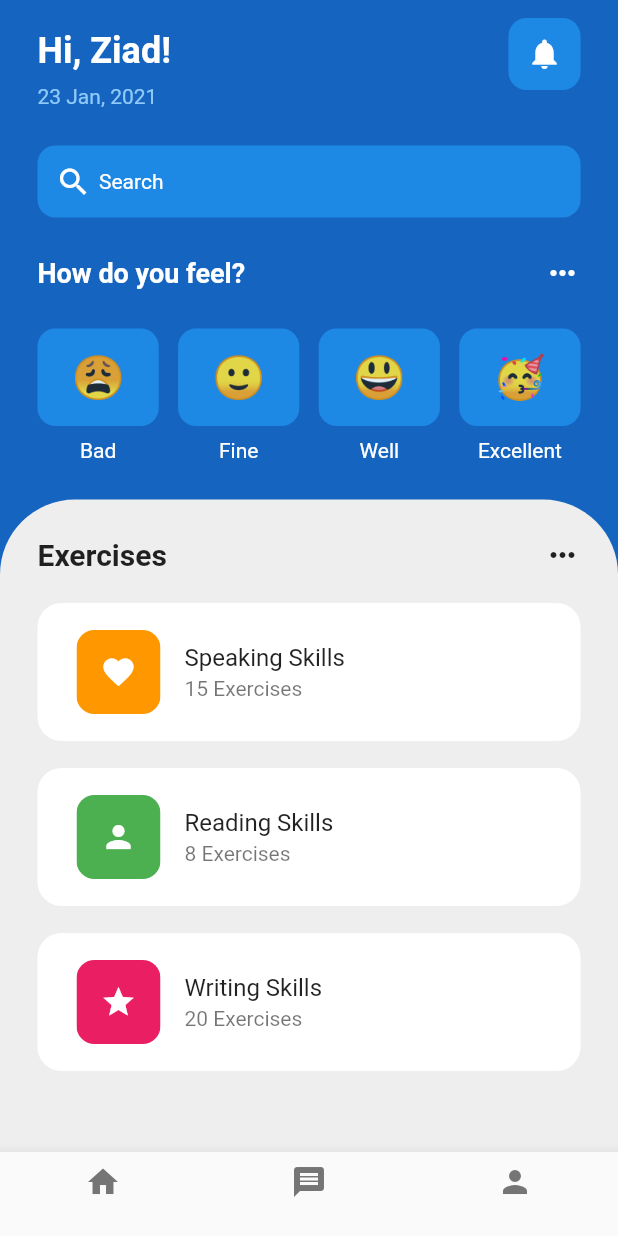
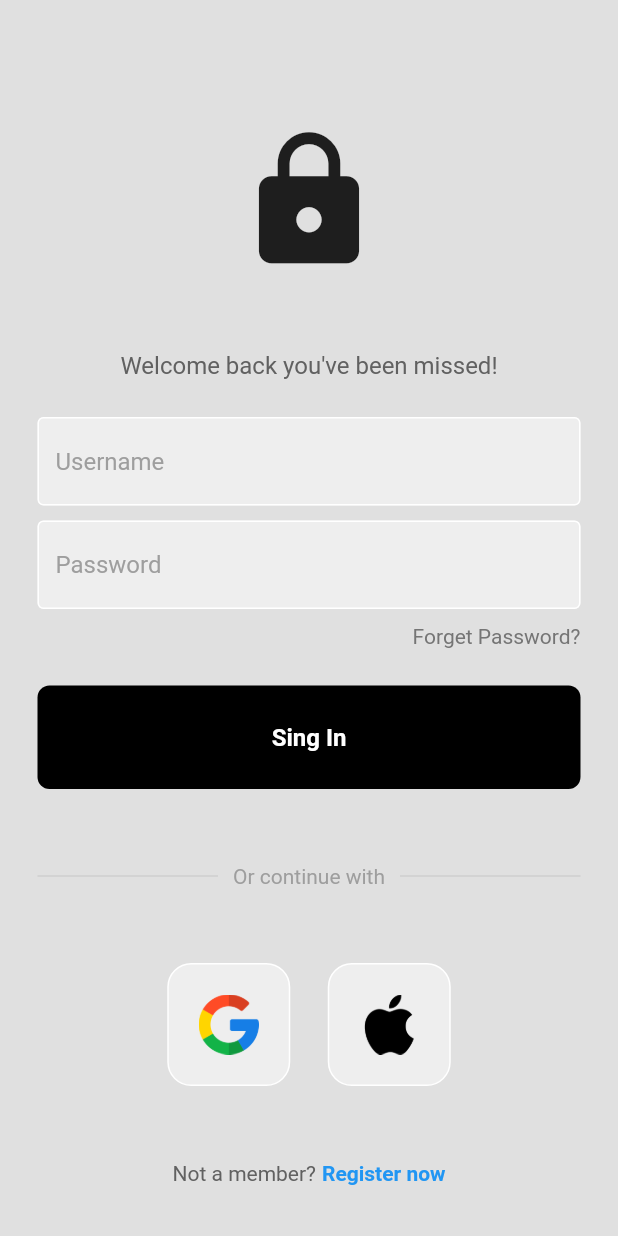
Before and after one commit to losziad/flutter_ui, a Flutter app: the screen it shows after launch, on a phone screen of 412 x 824 dp. Run offline on Flutter 3.47's test engine with Material 2 defaults, Android fonts, the phone set to English and light mode, and no system bars; our stand-ins replace confetti.

Commit message:
Finish from Login Page UI

```diff
--- /dev/null
+++ b/lib/UI/login_page/components/button.dart
@@ -0,0 +1,32 @@
+import 'package:flutter/material.dart';
+
+class MyButton extends StatelessWidget {
+
+  const MyButton({Key? key, required this.onTap}) : super(key: key);
+
+  final Function()? onTap;
+  @override
+  Widget build(BuildContext context) {
+    return GestureDetector(
+      onTap: onTap,
+      child: Container(
+        padding: EdgeInsets.all(25.0),
+        margin: EdgeInsets.symmetric(horizontal: 25.0),
+        decoration: BoxDecoration(
+          color: Colors.black,
+          borderRadius: BorderRadius.circular(8.0),
+        ),
+        child: Center(
+          child: Text(
+            'Sing In',
+            style: TextStyle(
+              color: Colors.white,
+              fontWeight: FontWeight.bold,
+              fontSize: 16.0,
+            ),
+          ),
+        ),
+      ),
+    );
+  }
+}
--- /dev/null
+++ b/lib/UI/login_page/components/square_tile.dart
@@ -0,0 +1,23 @@
+ import 'package:flutter/material.dart';
+
+class SquareTile extends StatelessWidget {
+    SquareTile({Key? key, required this.imagePath}) : super(key: key);
+   final String imagePath;
+   @override
+   Widget build(BuildContext context) {
+     return Container(
+       padding: EdgeInsets.all(20.0),
+       decoration: BoxDecoration(
+         border: Border.all(
+           color: Colors.white,
+         ),
+         borderRadius: BorderRadius.circular(16.0),
+         color: Colors.grey[200],
+       ),
+        child: Image.asset(
+          imagePath,
+          height: 40.0,
+        ),
+     );
+   }
+ }
--- /dev/null
+++ b/lib/UI/login_page/components/text_field.dart
@@ -0,0 +1,37 @@
+import 'package:flutter/material.dart';
+
+class MyTextField extends StatelessWidget {
+   MyTextField({Key? key, required this.controller, required this.hintText, required this.obscureText}) : super(key: key);
+   final controller;
+   final String hintText;
+   final bool obscureText;
+
+  @override
+  Widget build(BuildContext context) {
+    return    Padding(
+      padding: const EdgeInsets.symmetric(horizontal: 25.0),
+      child: TextField(
+        controller: controller,
+        obscureText: obscureText,
+        decoration: InputDecoration(
+          enabledBorder: OutlineInputBorder(
+            borderSide: BorderSide(
+              color: Colors.white,
+            ),
+          ),
+          focusedBorder: OutlineInputBorder(
+            borderSide: BorderSide(
+              color: Colors.grey.shade400,
+            ),
+          ),
+          fillColor: Colors.grey.shade200,
+          filled: true,
+          hintText: hintText,
+          hintStyle: TextStyle(
+            color: Colors.grey[500],
+          )
+        ),
+      ),
+    );
+  }
+}
--- /dev/null
+++ b/lib/UI/login_page/login_page.dart
@@ -0,0 +1,165 @@
+import 'package:flutter/material.dart';
+import 'package:flutter_ui/UI/login_page/components/button.dart';
+import 'package:flutter_ui/UI/login_page/components/square_tile.dart';
+import 'package:flutter_ui/UI/login_page/components/text_field.dart';
+
+class LoginPage extends StatelessWidget {
+
+   LoginPage({Key? key}) : super(key: key);
+
+
+   final userController = TextEditingController();
+   final passwordController = TextEditingController();
+
+   void singUserIn(){}
+  @override
+  Widget build(BuildContext context) {
+    return Scaffold(
+      backgroundColor: Colors.grey[300],
+      body: SafeArea(
+        child: Center(
+          child: SingleChildScrollView(
+            physics: BouncingScrollPhysics(),
+            child: Column(
+              mainAxisAlignment: MainAxisAlignment.center,
+              children: [
+                SizedBox(
+                  height: 50.0,
+                ),
+                //logo
+                Icon(
+                  Icons.lock,
+                  size: 100,
+                ),
+                SizedBox(
+                  height: 50.0,
+                ),
+                Text(
+                  'Welcome back you\'ve been missed!',
+                  style: TextStyle(
+                    color: Colors.grey[700],
+                    fontSize: 16.0,
+                  ),
+                ),
+                SizedBox(
+                  height: 25.0,
+                ),
+                MyTextField(
+                  controller: userController,
+                  hintText: 'Username',
+                  obscureText: false,
+                ),
+                SizedBox(
+                  height: 10.0,
+                ),
+                MyTextField(
+                  controller: passwordController,
+                  hintText: 'Password',
+                  obscureText: true,
+                ),
+                SizedBox(
+                  height: 10.0,
+                ),
+                Padding(
+                  padding: const EdgeInsets.symmetric(horizontal: 25.0),
+                  child: Row(
+                    mainAxisAlignment: MainAxisAlignment.end,
+                    children: [
+                      Text(
+                        'Forget Password?',
+                        style: TextStyle(
+                          color: Colors.grey[600],
+                        ),
+                      ),
+                    ],
+                  ),
+                ),
+                SizedBox(
+                  height: 25.0,
+                ),
+                MyButton(
+                  onTap: singUserIn,
+                ),
+                SizedBox(
+                  height: 50.0,
+                ),
+               Padding(
+                 padding: const EdgeInsets.symmetric(horizontal: 25.0),
+                 child: Row(
+                   children: [
+                     Expanded(
+                       child:  Divider(
+                         thickness: 0.5,
+                         color: Colors.grey[400],
+                       ),
+                     ),
+                     Padding(
+                       padding: const EdgeInsets.symmetric(horizontal: 10.0),
+                       child: Text(
+                         'Or continue with',
+                         style: TextStyle(
+                           color: Colors.grey[500],
+                         ),
+                       ),
+                     ),
+                     Expanded(
+                       child:  Divider(
+                         thickness: 0.5,
+                         color: Colors.grey[400],
+                       ),
+                     ),
+                   ],
+                 ),
+               ),
+                SizedBox(
+                  height: 50.0,
+                ),
+                Row(
+                  mainAxisAlignment: MainAxisAlignment.center,
+                  children: [
+                    SquareTile(
+                      imagePath: 'lib/UI/login_page/images/google.png',
+
+                    ),
+                    SizedBox(
+                      width: 25.0,
+                    ),
+                    SquareTile(
+                      imagePath: 'lib/UI/login_page/images/apple.png',
+
+                    ),
+                  ],
+                ),
+                SizedBox(
+                  height: 50.0,
+                ),
+                Row(
+                  mainAxisAlignment: MainAxisAlignment.center,
+                  children: [
+                    Text(
+                      'Not a member?',
+                      style: TextStyle(
+                        color: Colors.grey[700],
+
+                      ),
+                    ),
+                    SizedBox(
+                      width: 4.0,
+                    ),
+                    Text(
+                      'Register now',
+                      style: TextStyle(
+                        color: Colors.blue,
+                        fontWeight: FontWeight.bold,
+                      ),
+                    ),
+                  ],
+                ),
+              ],
+            ),
+          ),
+        ),
+      ),
+    );
+  }
+}
--- a/lib/main.dart
+++ b/lib/main.dart
@@ -1,4 +1,5 @@
 import 'package:flutter/material.dart';
+import 'package:flutter_ui/UI/login_page/login_page.dart';
 import 'package:flutter_ui/UI/neu_button/neu_button.dart';
 import 'package:flutter_ui/home_page.dart';
 
@@ -17,9 +18,9 @@ class MyApp extends StatelessWidget {
       title: 'Flutter Demo',
       theme: ThemeData(
 
-        primarySwatch: Colors.deepPurple,
+      //  primarySwatch: Colors.deepPurple,
       ),
-      home:  HomePage(),
+      home:  LoginPage(),
     );
   }
 }
--- a/pubspec.yaml
+++ b/pubspec.yaml
@@ -59,8 +59,8 @@ flutter:
   uses-material-design: true
 
   # To add assets to your application, add an assets section, like this:
-  # assets:
-  #   - images/a_dot_burr.jpeg
+  assets:
+    - lib/UI/login_page/images/
   #   - images/a_dot_ham.jpeg
 
   # An image asset can refer to one or more resolution-specific "variants", see
```
Also changed, not shown: lib/UI/login_page/images/apple.png (added), lib/UI/login_page/images/google.png (added).
